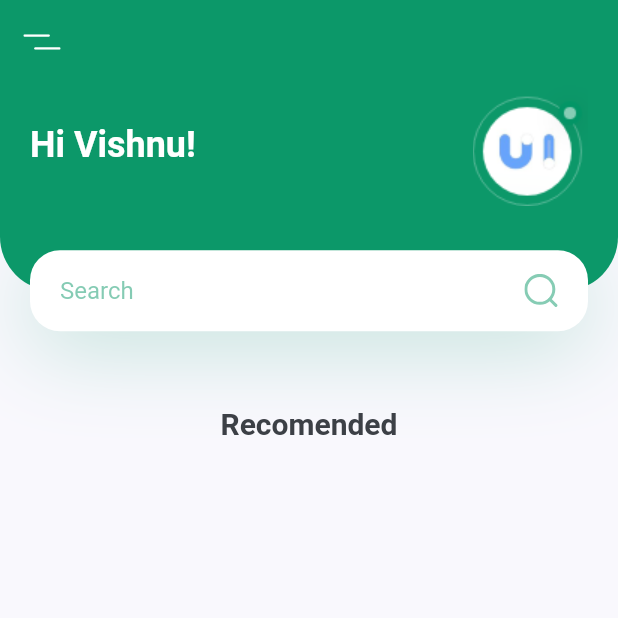
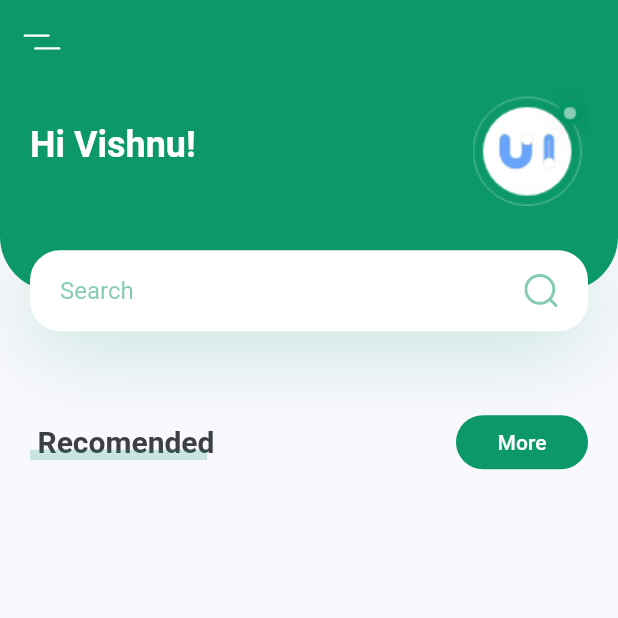
Before and after one commit to Vishnuanand77/PlantApp_FlutterUI, a Flutter app: the screen it shows after launch, on a phone screen of 412 x 824 dp, the top half of it. Run offline on Flutter 3.47's test engine with Material 2 defaults, Android fonts, the phone set to English and light mode, and no system bars; our stand-ins replace flutter_svg.

Commit message:
Added more button

```diff
--- a/lib/screens/home/components/body.dart
+++ b/lib/screens/home/components/body.dart
@@ -1,4 +1,5 @@
 import 'package:flutter/material.dart';
+import 'package:plant_app_ui/constants.dart';
 
 import 'package:plant_app_ui/screens/home/components/header_with_searchbar.dart';
 
@@ -12,18 +13,83 @@ class Body extends StatelessWidget {
       child: Column(
         children: [
           HeaderWithSearchBar(size: size),
-          Container(
+          TitleWithMoreButton(
+            title: "Recomended",
+            press: () {},
+          ),
+        ],
+      ),
+    );
+  }
+}
+
+class TitleWithMoreButton extends StatelessWidget {
+  const TitleWithMoreButton({
+    Key? key,
+    required this.title,
+    required this.press,
+  }) : super(key: key);
+
+  final String title;
+  final Function press;
+
+  @override
+  Widget build(BuildContext context) {
+    return Padding(
+      padding: const EdgeInsets.symmetric(horizontal: kDefaultPadding),
+      child: Row(
+        children: [
+          TitleWithCustomUnderline(text: title),
+          Spacer(),
+          FlatButton(
+            color: kPrimaryColor,
+            shape: RoundedRectangleBorder(
+              borderRadius: BorderRadius.circular(20),
+            ),
+            onPressed: press,
+            child: Text(
+              "More",
+              style: TextStyle(color: Colors.white),
+            ),
+          ),
+        ],
+      ),
+    );
+  }
+}
+
+class TitleWithCustomUnderline extends StatelessWidget {
+  const TitleWithCustomUnderline({
+    Key? key,
+    required this.text,
+  }) : super(key: key);
+
+  final String text;
+
+  @override
+  Widget build(BuildContext context) {
+    return Container(
       height: 24,
       child: Stack(
         children: [
-                Text(
-                  "Recomended",
+          Padding(
+            padding: const EdgeInsets.only(left: kDefaultPadding / 4),
+            child: Text(
+              text,
               style: TextStyle(
                 fontSize: 20,
                 fontWeight: FontWeight.bold,
               ),
             ),
-              ],
+          ),
+          Positioned(
+            bottom: 0,
+            left: 0,
+            right: 0,
+            child: Container(
+              margin: EdgeInsets.only(right: kDefaultPadding / 4),
+              height: 7,
+              color: kPrimaryColor.withOpacity(0.2),
             ),
           )
         ],
```
Lines whose indentation alone changed are shown as unchanged.
